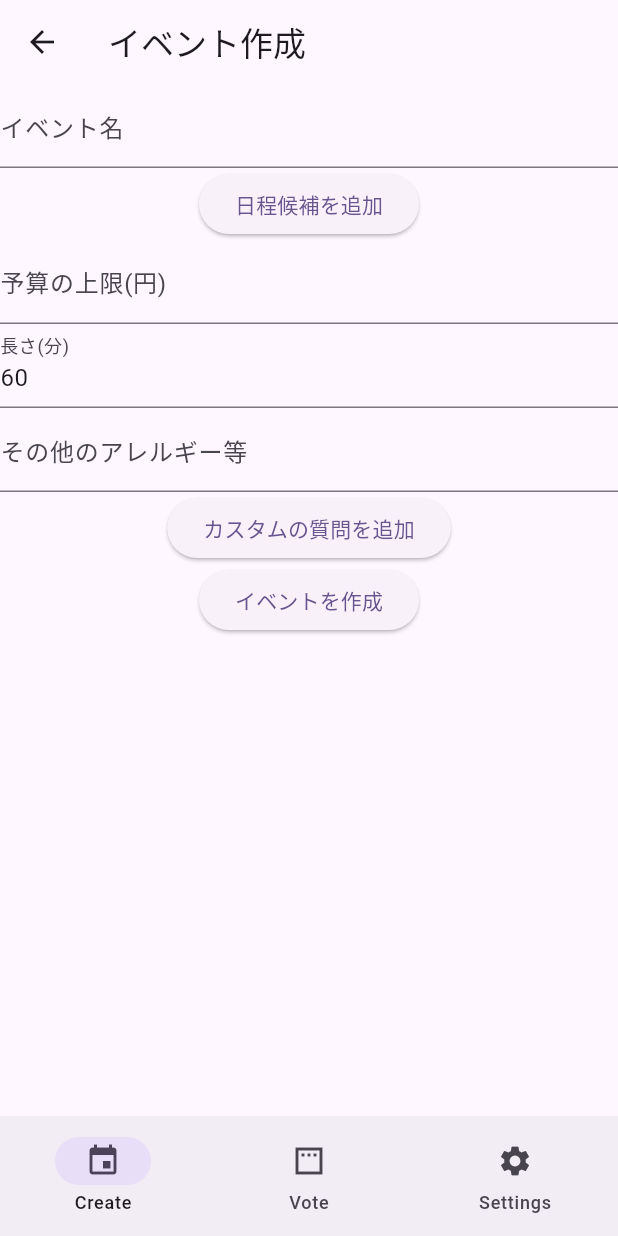
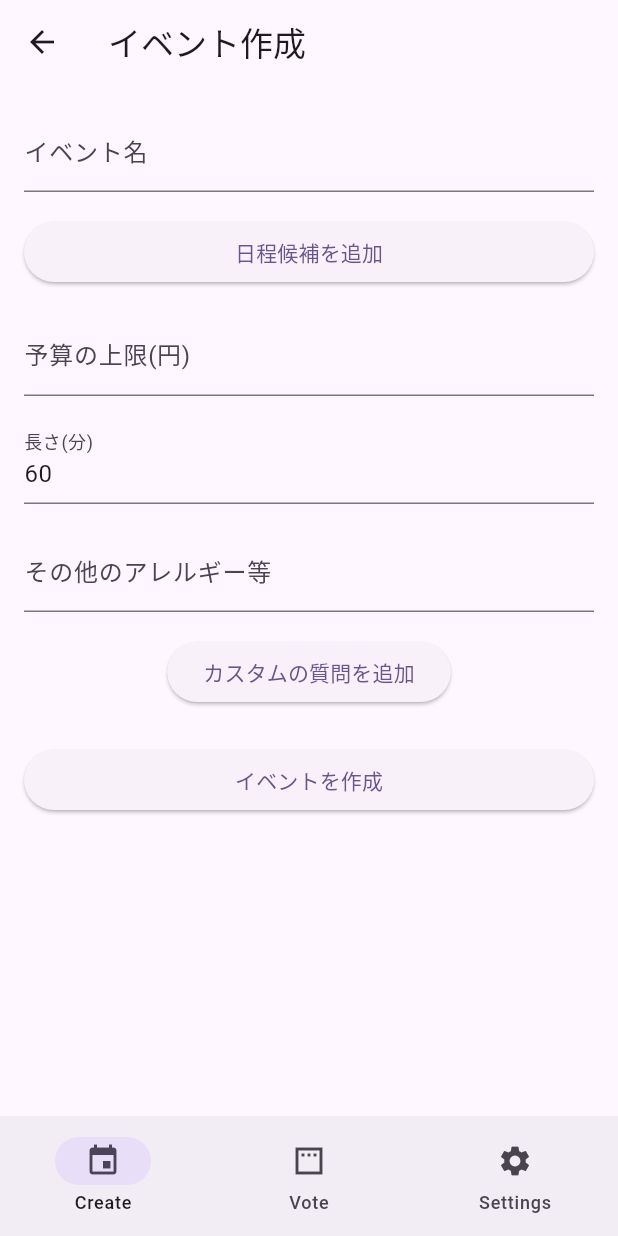
Before and after one commit to atahatah/cheers-planner, a Flutter app: the CreateEventScreen screen opened by its route, on a phone screen of 412 x 824 dp. Run offline on Flutter 3.47's test engine with Material 3 defaults, Android fonts, the phone set to English and light mode, and no system bars; our stand-ins replace cloud_firestore, cloud_functions, firebase_ai, firebase_auth, firebase_core, firebase_storage and 7 more; missing offline and left inert: firebase_app_check, firebase_ui_auth; accounts and stored records are empty; generated files the repository leaves out were written again; statements that could not run were skipped.

Commit message:
スタイルを改善

```diff
--- a/flutter/lib/features/create/create_event_screen.dart
+++ b/flutter/lib/features/create/create_event_screen.dart
@@ -106,24 +106,28 @@ class CreateEventScreen extends HookConsumerWidget {
       body: Stack(
         alignment: Alignment.center,
         children: [
-          Column(
+          SingleChildScrollView(
+            padding: const EdgeInsets.all(16),
+            child: Column(
+              crossAxisAlignment: CrossAxisAlignment.stretch,
               children: [
                 TextField(
                   controller: eventName,
                   decoration: const InputDecoration(labelText: 'イベント名'),
                 ),
+                const SizedBox(height: 16),
                 Column(
                   children: [
                     for (final candidateDateTime in candidateDateTimes.value)
-                    Row(
-                      children: [
-                        Text('${candidateDateTime.toLocal()}'),
-                        IconButton(
+                      Card(
+                        child: ListTile(
+                          title: Text('${candidateDateTime.toLocal()}'),
+                          trailing: IconButton(
                             icon: const Icon(Icons.delete),
                             onPressed: () =>
                                 deleteCandidateDateTime(candidateDateTime),
                           ),
-                      ],
+                        ),
                       ),
                   ],
                 ),
@@ -131,35 +135,36 @@ class CreateEventScreen extends HookConsumerWidget {
                   onPressed: addCandidateDateTime,
                   child: const Text('日程候補を追加'),
                 ),
+                const SizedBox(height: 16),
                 TextField(
                   controller: budgetUpperLimit,
                   keyboardType: TextInputType.number,
                   decoration: const InputDecoration(labelText: '予算の上限(円)'),
                 ),
+                const SizedBox(height: 16),
                 TextField(
                   controller: minutes,
                   keyboardType: TextInputType.number,
                   decoration: const InputDecoration(labelText: '長さ(分)'),
                 ),
+                const SizedBox(height: 16),
                 TextField(
                   controller: allergiesEtc,
                   decoration: const InputDecoration(labelText: 'その他のアレルギー等'),
                 ),
-              // 固定質問の入力セクション
+                const SizedBox(height: 16),
                 Column(
                   children: [
                     for (var i = 0; i < questionControllers.value.length; i++)
-                    Row(
-                      children: [
-                        Expanded(
-                          child: TextField(
+                      Card(
+                        child: ListTile(
+                          title: TextField(
                             controller: questionControllers.value[i],
                             decoration: InputDecoration(
                               labelText: '質問 ${i + 1}',
                             ),
                           ),
-                        ),
-                        IconButton(
+                          trailing: IconButton(
                             icon: const Icon(Icons.delete),
                             onPressed: () {
                               questionControllers.value = List.from(
@@ -167,7 +172,7 @@ class CreateEventScreen extends HookConsumerWidget {
                               )..removeAt(i);
                             },
                           ),
-                      ],
+                        ),
                       ),
                     ElevatedButton(
                       onPressed: () {
@@ -180,8 +185,10 @@ class CreateEventScreen extends HookConsumerWidget {
                     ),
                   ],
                 ),
+                const SizedBox(height: 24),
                 ElevatedButton(onPressed: submit, child: const Text('イベントを作成')),
               ],
+            ),
           ),
           if (loading.value) ...[
             ModalBarrier(
```
Also changed, not shown: flutter/lib/features/vote/vote_screen.dart (+18 -24 lines). Lines whose indentation alone changed are shown as unchanged.
